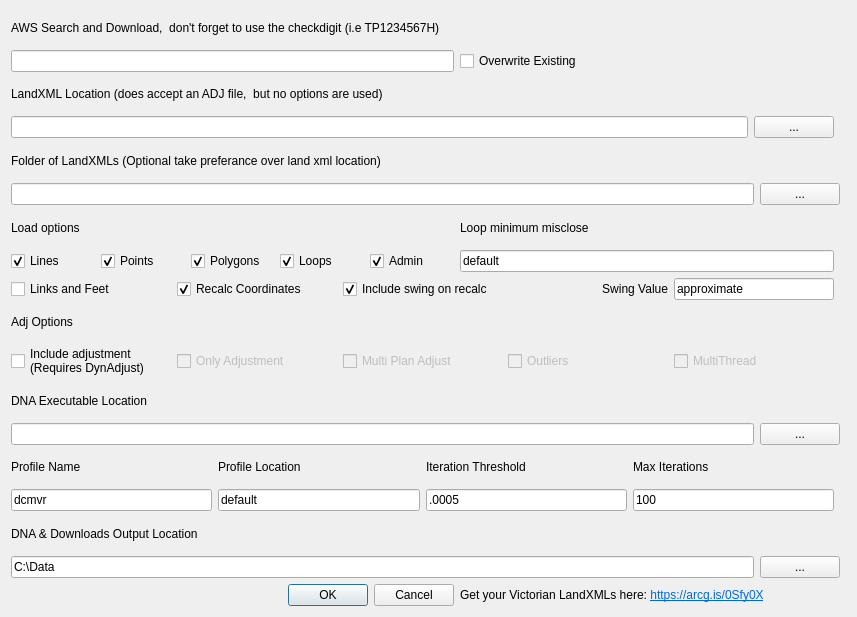
First picture: the form in landxml2qgis/landxml2qgis_dialog_base.ui, repository jameslevershadelwp/landxml2qgis-public, before the edit.
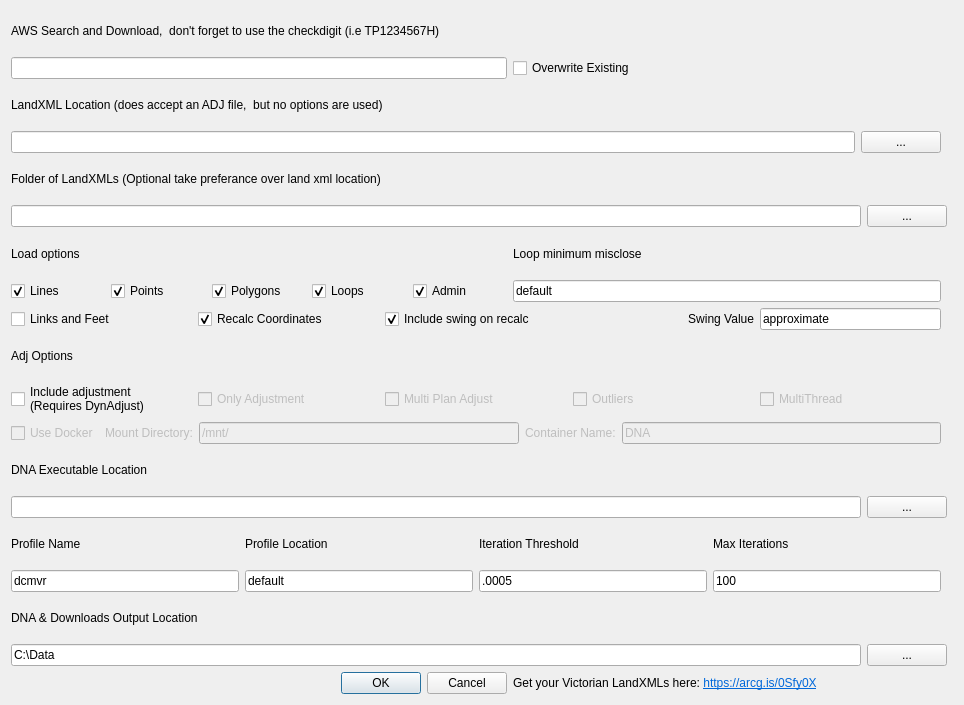
Second picture: the form after the edit.

```diff
--- a/landxml2qgis/landxml2qgis_dialog_base.ui
+++ b/landxml2qgis/landxml2qgis_dialog_base.ui
@@ -6,50 +6,89 @@
    <rect>
     <x>0</x>
     <y>0</y>
-    <width>857</width>
-    <height>617</height>
+    <width>964</width>
+    <height>705</height>
    </rect>
   </property>
   <property name="windowTitle">
    <string>XML to QGIS</string>
   </property>
   <layout class="QGridLayout" name="gridLayout">
-   <item row="7" column="2">
-    <widget class="QLabel" name="label_9">
-     <property name="text">
-      <string>Loop minimum misclose</string>
-     </property>
-    </widget>
-   </item>
-   <item row="6" column="0" colspan="4">
-    <layout class="QHBoxLayout" name="horizontalLayout_4">
+   <item row="13" column="0" colspan="3">
+    <layout class="QHBoxLayout" name="horizontalLayout_8">
      <item>
-      <widget class="QLineEdit" name="lineEdit_4">
+      <widget class="QCheckBox" name="runDNACheckBox">
+       <property name="enabled">
+        <bool>true</bool>
+       </property>
        <property name="text">
-        <string/>
+        <string>Include adjustment
+(Requires DynAdjust)</string>
        </property>
+       <property name="checked">
+        <bool>false</bool>
+       </property>
       </widget>
      </item>
      <item>
-      <widget class="QPushButton" name="pushButton_4">
+      <widget class="QCheckBox" name="onlyDNACheckBox">
+       <property name="enabled">
+        <bool>false</bool>
+       </property>
        <property name="text">
-        <string>...</string>
+        <string>Only Adjustment</string>
        </property>
+       <property name="checked">
+        <bool>false</bool>
+       </property>
       </widget>
      </item>
+     <item>
+      <widget class="QCheckBox" name="multiDNACheckBox">
+       <property name="enabled">
+        <bool>false</bool>
+       </property>
+       <property name="text">
+        <string>Multi Plan Adjust</string>
+       </property>
+      </widget>
+     </item>
+     <item>
+      <widget class="QCheckBox" name="outlierCheckBox">
+       <property name="enabled">
+        <bool>false</bool>
+       </property>
+       <property name="text">
+        <string>Outliers</string>
+       </property>
+       <property name="checked">
+        <bool>false</bool>
+       </property>
+      </widget>
+     </item>
+     <item>
+      <widget class="QCheckBox" name="multiThreadCheckBox">
+       <property name="enabled">
+        <bool>false</bool>
+       </property>
+       <property name="text">
+        <string>MultiThread</string>
+       </property>
+      </widget>
+     </item>
     </layout>
    </item>
-   <item row="14" column="0" colspan="4">
-    <layout class="QHBoxLayout" name="horizontalLayout_2">
+   <item row="23" column="0" colspan="4">
+    <layout class="QHBoxLayout" name="horizontalLayout_3">
      <item>
-      <widget class="QLineEdit" name="lineEdit_2">
+      <widget class="QLineEdit" name="lineEdit_3">
        <property name="text">
-        <string/>
+        <string>C:\Data</string>
        </property>
       </widget>
      </item>
      <item>
-      <widget class="QPushButton" name="pushButton_2">
+      <widget class="QPushButton" name="pushButton_3">
        <property name="text">
         <string>...</string>
        </property>
@@ -57,31 +96,7 @@
      </item>
     </layout>
    </item>
-   <item row="5" column="0" colspan="2">
-    <widget class="QLabel" name="label_4">
-     <property name="text">
-      <string>Folder of LandXMLs (Optional take preferance over land xml location)</string>
-     </property>
-    </widget>
-   </item>
-   <item row="13" column="0" colspan="4">
-    <widget class="QLabel" name="label">
-     <property name="text">
-      <string>DNA Executable Location</string>
-     </property>
-    </widget>
-   </item>
-   <item row="0" column="0" colspan="5">
-    <widget class="QLabel" name="label_12">
-     <property name="enabled">
-      <bool>true</bool>
-     </property>
-     <property name="text">
-      <string>AWS Search and Download,  don't forget to use the checkdigit (i.e TP1234567H)</string>
-     </property>
-    </widget>
-   </item>
-   <item row="20" column="0" colspan="5">
+   <item row="22" column="0" colspan="5">
     <widget class="QLabel" name="label_3">
      <property name="text">
       <string>DNA &amp; Downloads Output Location</string>
@@ -152,7 +167,7 @@
      </item>
     </layout>
    </item>
-   <item row="22" column="1">
+   <item row="25" column="1">
     <layout class="QHBoxLayout" name="horizontalLayout_9">
      <item>
       <widget class="QDialogButtonBox" name="button_box">
@@ -166,26 +181,19 @@
      </item>
     </layout>
    </item>
-   <item row="21" column="0" colspan="4">
-    <layout class="QHBoxLayout" name="horizontalLayout_3">
-     <item>
-      <widget class="QLineEdit" name="lineEdit_3">
-       <property name="text">
-        <string>C:\Data</string>
-       </property>
-       <property name="maxLength">
-        <number>500</number>
-       </property>
-      </widget>
-     </item>
-     <item>
-      <widget class="QPushButton" name="pushButton_3">
-       <property name="text">
-        <string>...</string>
-       </property>
-      </widget>
-     </item>
-    </layout>
+   <item row="15" column="0" colspan="4">
+    <widget class="QLabel" name="label">
+     <property name="text">
+      <string>DNA Executable Location</string>
+     </property>
+    </widget>
+   </item>
+   <item row="1" column="0" colspan="2">
+    <widget class="QLineEdit" name="AWS_LineEdit">
+     <property name="enabled">
+      <bool>true</bool>
+     </property>
+    </widget>
    </item>
    <item row="9" column="2">
     <widget class="QLineEdit" name="lineEdit_10">
@@ -194,193 +202,6 @@
      </property>
     </widget>
    </item>
-   <item row="19" column="0" colspan="3">
-    <layout class="QHBoxLayout" name="horizontalLayout_7">
-     <item>
-      <widget class="QLineEdit" name="lineEdit_11">
-       <property name="text">
-        <string>dcmvr</string>
-       </property>
-      </widget>
-     </item>
-     <item>
-      <widget class="QLineEdit" name="lineEdit_7">
-       <property name="text">
-        <string>default</string>
-       </property>
-      </widget>
-     </item>
-     <item>
-      <widget class="QLineEdit" name="lineEdit_9">
-       <property name="text">
-        <string>.0005</string>
-       </property>
-      </widget>
-     </item>
-     <item>
-      <widget class="QLineEdit" name="lineEdit_8">
-       <property name="text">
-        <string>100</string>
-       </property>
-      </widget>
-     </item>
-    </layout>
-   </item>
-   <item row="12" column="0" colspan="3">
-    <layout class="QHBoxLayout" name="horizontalLayout_8">
-     <item>
-      <widget class="QCheckBox" name="runDNACheckBox">
-       <property name="enabled">
-        <bool>true</bool>
-       </property>
-       <property name="text">
-        <string>Include adjustment
-(Requires DynAdjust)</string>
-       </property>
-       <property name="checked">
-        <bool>false</bool>
-       </property>
-      </widget>
-     </item>
-     <item>
-      <widget class="QCheckBox" name="onlyDNACheckBox">
-       <property name="enabled">
-        <bool>false</bool>
-       </property>
-       <property name="text">
-        <string>Only Adjustment</string>
-       </property>
-       <property name="checked">
-        <bool>false</bool>
-       </property>
-      </widget>
-     </item>
-     <item>
-      <widget class="QCheckBox" name="multiDNACheckBox">
-       <property name="enabled">
-        <bool>false</bool>
-       </property>
-       <property name="text">
-        <string>Multi Plan Adjust</string>
-       </property>
-      </widget>
-     </item>
-     <item>
-      <widget class="QCheckBox" name="outlierCheckBox">
-       <property name="enabled">
-        <bool>false</bool>
-       </property>
-       <property name="text">
-        <string>Outliers</string>
-       </property>
-       <property name="checked">
-        <bool>false</bool>
-       </property>
-      </widget>
-     </item>
-     <item>
-      <widget class="QCheckBox" name="multiThreadCheckBox">
-       <property name="enabled">
-        <bool>false</bool>
-       </property>
-       <property name="text">
-        <string>MultiThread</string>
-       </property>
-      </widget>
-     </item>
-    </layout>
-   </item>
-   <item row="3" column="0" colspan="3">
-    <layout class="QHBoxLayout" name="horizontalLayout">
-     <item>
-      <widget class="QLineEdit" name="lineEdit">
-       <property name="text">
-        <string/>
-       </property>
-      </widget>
-     </item>
-     <item>
-      <widget class="QPushButton" name="pushButton">
-       <property name="text">
-        <string>...</string>
-       </property>
-      </widget>
-     </item>
-    </layout>
-   </item>
-   <item row="16" column="0" colspan="3">
-    <layout class="QHBoxLayout" name="horizontalLayout_6">
-     <item>
-      <widget class="QLabel" name="label_10">
-       <property name="text">
-        <string>Profile Name</string>
-       </property>
-      </widget>
-     </item>
-     <item>
-      <widget class="QLabel" name="label_11">
-       <property name="text">
-        <string>Profile Location</string>
-       </property>
-      </widget>
-     </item>
-     <item>
-      <widget class="QLabel" name="label_8">
-       <property name="layoutDirection">
-        <enum>Qt::LeftToRight</enum>
-       </property>
-       <property name="text">
-        <string>Iteration Threshold</string>
-       </property>
-      </widget>
-     </item>
-     <item>
-      <widget class="QLabel" name="label_7">
-       <property name="text">
-        <string>Max Iterations</string>
-       </property>
-      </widget>
-     </item>
-    </layout>
-   </item>
-   <item row="1" column="0" colspan="2">
-    <widget class="QLineEdit" name="AWS_LineEdit">
-     <property name="enabled">
-      <bool>true</bool>
-     </property>
-    </widget>
-   </item>
-   <item row="7" column="0" colspan="2">
-    <widget class="QLabel" name="label_5">
-     <property name="text">
-      <string>Load options</string>
-     </property>
-    </widget>
-   </item>
-   <item row="22" column="2">
-    <widget class="QLabel" name="label_13">
-     <property name="text">
-      <string>&lt;html&gt;&lt;head/&gt;&lt;body&gt;&lt;p&gt;Get your Victorian LandXMLs here:  &lt;a href=&quot; https://arcg.is/0Sfy0X&quot;&gt;&lt;span style=&quot; text-decoration: underline; color:#0068da;&quot;&gt;https://arcg.is/0Sfy0X&lt;/span&gt;&lt;/a&gt;&lt;/p&gt;&lt;/body&gt;&lt;/html&gt;</string>
-     </property>
-     <property name="openExternalLinks">
-      <bool>true</bool>
-     </property>
-    </widget>
-   </item>
-   <item row="1" column="2">
-    <layout class="QVBoxLayout" name="verticalLayout">
-     <item>
-      <widget class="QCheckBox" name="overwriteCheckBox">
-       <property name="enabled">
-        <bool>true</bool>
-       </property>
-       <property name="text">
-        <string>Overwrite Existing</string>
-       </property>
-      </widget>
-     </item>
-    </layout>
-   </item>
    <item row="10" column="0" colspan="3">
     <layout class="QHBoxLayout" name="horizontalLayout_10">
      <item>
@@ -456,6 +277,182 @@
      </item>
     </layout>
    </item>
+   <item row="21" column="0" colspan="3">
+    <layout class="QHBoxLayout" name="horizontalLayout_7">
+     <item>
+      <widget class="QLineEdit" name="lineEdit_11">
+       <property name="text">
+        <string>dcmvr</string>
+       </property>
+      </widget>
+     </item>
+     <item>
+      <widget class="QLineEdit" name="lineEdit_7">
+       <property name="text">
+        <string>default</string>
+       </property>
+      </widget>
+     </item>
+     <item>
+      <widget class="QLineEdit" name="lineEdit_9">
+       <property name="text">
+        <string>.0005</string>
+       </property>
+      </widget>
+     </item>
+     <item>
+      <widget class="QLineEdit" name="lineEdit_8">
+       <property name="text">
+        <string>100</string>
+       </property>
+      </widget>
+     </item>
+    </layout>
+   </item>
+   <item row="7" column="2">
+    <widget class="QLabel" name="label_9">
+     <property name="text">
+      <string>Loop minimum misclose</string>
+     </property>
+    </widget>
+   </item>
+   <item row="1" column="2">
+    <layout class="QVBoxLayout" name="verticalLayout">
+     <item>
+      <widget class="QCheckBox" name="overwriteCheckBox">
+       <property name="enabled">
+        <bool>true</bool>
+       </property>
+       <property name="text">
+        <string>Overwrite Existing</string>
+       </property>
+      </widget>
+     </item>
+    </layout>
+   </item>
+   <item row="25" column="2">
+    <widget class="QLabel" name="label_13">
+     <property name="text">
+      <string>&lt;html&gt;&lt;head/&gt;&lt;body&gt;&lt;p&gt;Get your Victorian LandXMLs here:  &lt;a href=&quot; https://arcg.is/0Sfy0X&quot;&gt;&lt;span style=&quot; text-decoration: underline; color:#0068da;&quot;&gt;https://arcg.is/0Sfy0X&lt;/span&gt;&lt;/a&gt;&lt;/p&gt;&lt;/body&gt;&lt;/html&gt;</string>
+     </property>
+     <property name="openExternalLinks">
+      <bool>true</bool>
+     </property>
+    </widget>
+   </item>
+   <item row="0" column="0" colspan="5">
+    <widget class="QLabel" name="label_12">
+     <property name="enabled">
+      <bool>true</bool>
+     </property>
+     <property name="text">
+      <string>AWS Search and Download,  don't forget to use the checkdigit (i.e TP1234567H)</string>
+     </property>
+    </widget>
+   </item>
+   <item row="7" column="0" colspan="2">
+    <widget class="QLabel" name="label_5">
+     <property name="text">
+      <string>Load options</string>
+     </property>
+    </widget>
+   </item>
+   <item row="18" column="0" colspan="3">
+    <layout class="QHBoxLayout" name="horizontalLayout_6">
+     <item>
+      <widget class="QLabel" name="label_10">
+       <property name="text">
+        <string>Profile Name</string>
+       </property>
+      </widget>
+     </item>
+     <item>
+      <widget class="QLabel" name="label_11">
+       <property name="text">
+        <string>Profile Location</string>
+       </property>
+      </widget>
+     </item>
+     <item>
+      <widget class="QLabel" name="label_8">
+       <property name="layoutDirection">
+        <enum>Qt::LeftToRight</enum>
+       </property>
+       <property name="text">
+        <string>Iteration Threshold</string>
+       </property>
+      </widget>
+     </item>
+     <item>
+      <widget class="QLabel" name="label_7">
+       <property name="text">
+        <string>Max Iterations</string>
+       </property>
+      </widget>
+     </item>
+    </layout>
+   </item>
+   <item row="16" column="0" colspan="4">
+    <layout class="QHBoxLayout" name="horizontalLayout_2">
+     <item>
+      <widget class="QLineEdit" name="lineEdit_2">
+       <property name="text">
+        <string/>
+       </property>
+      </widget>
+     </item>
+     <item>
+      <widget class="QPushButton" name="pushButton_2">
+       <property name="text">
+        <string>...</string>
+       </property>
+      </widget>
+     </item>
+    </layout>
+   </item>
+   <item row="5" column="0" colspan="2">
+    <widget class="QLabel" name="label_4">
+     <property name="text">
+      <string>Folder of LandXMLs (Optional take preferance over land xml location)</string>
+     </property>
+    </widget>
+   </item>
+   <item row="3" column="0" colspan="3">
+    <layout class="QHBoxLayout" name="horizontalLayout">
+     <item>
+      <widget class="QLineEdit" name="lineEdit">
+       <property name="text">
+        <string/>
+       </property>
+      </widget>
+     </item>
+     <item>
+      <widget class="QPushButton" name="pushButton">
+       <property name="text">
+        <string>...</string>
+       </property>
+      </widget>
+     </item>
+    </layout>
+   </item>
+   <item row="6" column="0" colspan="4">
+    <layout class="QHBoxLayout" name="horizontalLayout_4">
+     <item>
+      <widget class="QLineEdit" name="lineEdit_4">
+       <property name="text">
+        <string/>
+       </property>
+      </widget>
+     </item>
+     <item>
+      <widget class="QPushButton" name="pushButton_4">
+       <property name="text">
+        <string>...</string>
+       </property>
+      </widget>
+     </item>
+    </layout>
+   </item>
    <item row="2" column="0" colspan="2">
     <widget class="QLabel" name="label_2">
      <property name="text">
@@ -463,6 +460,81 @@
      </property>
     </widget>
    </item>
+   <item row="14" column="0" colspan="3">
+    <layout class="QHBoxLayout" name="horizontalLayout_11">
+     <property name="sizeConstraint">
+      <enum>QLayout::SetDefaultConstraint</enum>
+     </property>
+     <item>
+      <widget class="QCheckBox" name="dockerCheckBox">
+       <property name="enabled">
+        <bool>false</bool>
+       </property>
+       <property name="maximumSize">
+        <size>
+         <width>100</width>
+         <height>16777215</height>
+        </size>
+       </property>
+       <property name="text">
+        <string>Use Docker</string>
+       </property>
+      </widget>
+     </item>
+     <item alignment="Qt::AlignRight">
+      <widget class="QLabel" name="label_15">
+       <property name="enabled">
+        <bool>false</bool>
+       </property>
+       <property name="maximumSize">
+        <size>
+         <width>600</width>
+         <height>16777215</height>
+        </size>
+       </property>
+       <property name="text">
+        <string>Mount Directory:</string>
+       </property>
+      </widget>
+     </item>
+     <item>
+      <widget class="QLineEdit" name="mount_directory_le">
+       <property name="enabled">
+        <bool>false</bool>
+       </property>
+       <property name="maximumSize">
+        <size>
+         <width>700</width>
+         <height>16777215</height>
+        </size>
+       </property>
+       <property name="text">
+        <string>/mnt/</string>
+       </property>
+      </widget>
+     </item>
+     <item>
+      <widget class="QLabel" name="label_16">
+       <property name="enabled">
+        <bool>false</bool>
+       </property>
+       <property name="text">
+        <string>Container Name:</string>
+       </property>
+      </widget>
+     </item>
+     <item>
+      <widget class="QLineEdit" name="container_le">
+       <property name="enabled">
+        <bool>false</bool>
+       </property>
+       <property name="text">
+        <string>DNA</string>
+       </property>
+      </widget>
+     </item>
+    </layout>
+   </item>
   </layout>
  </widget>
  <resources/>
```
Left out of the diff: 99 changed lines with no effect on the pictures.
